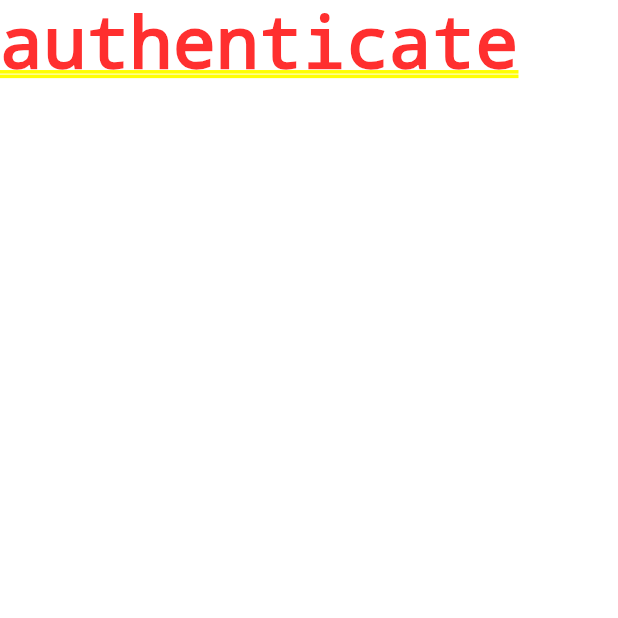
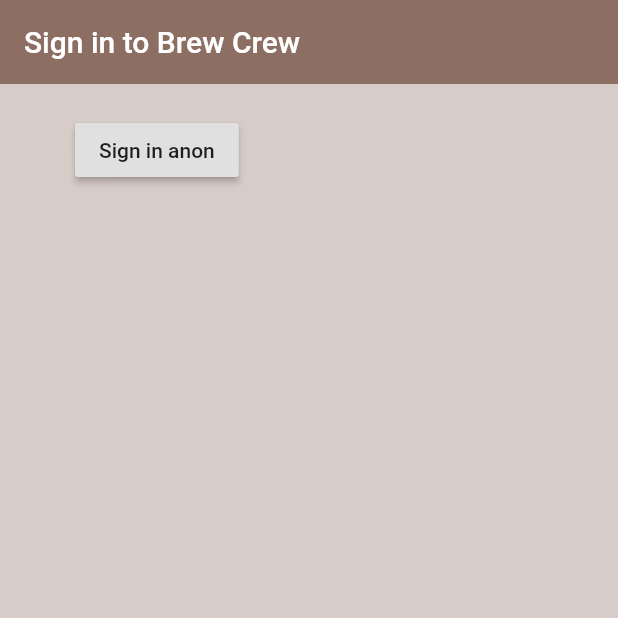
Before and after one commit to hardliver/flutter_brew_crew, a Flutter app: the screen it shows after launch, on a phone screen of 412 x 824 dp, the top half of it. Run offline on Flutter 3.47's test engine with Material 2 defaults, Android fonts, the phone set to English and light mode, and no system bars; our stand-ins replace firebase_auth, firebase_core; accounts and stored records are empty.

Commit message:
#5 - Anonymous Sign In

```diff
--- a/lib/main.dart
+++ b/lib/main.dart
@@ -1,7 +1,10 @@
+import 'package:firebase_core/firebase_core.dart';
 import 'package:flutter/material.dart';
 import 'package:flutter_brew_crew/screens/wrapper.dart';
 
-void main() {
+void main() async {
+  WidgetsFlutterBinding.ensureInitialized();
+  await Firebase.initializeApp();
   runApp(MyApp());
 }
 
--- a/lib/screens/authenticate/authenticate.dart
+++ b/lib/screens/authenticate/authenticate.dart
@@ -1,4 +1,5 @@
 import 'package:flutter/material.dart';
+import 'package:flutter_brew_crew/screens/authenticate/sign_in.dart';
 
 class Authenticate extends StatefulWidget {
   @override
@@ -9,7 +10,7 @@
   @override
   Widget build(BuildContext context) {
     return Container(
-      child: Text('authenticate'),
+      child: SignIn(),
     );
   }
 }
--- /dev/null
+++ b/lib/screens/authenticate/sign_in.dart
@@ -0,0 +1,38 @@
+import 'package:flutter/material.dart';
+import 'package:flutter_brew_crew/services/auth.dart';
+
+class SignIn extends StatefulWidget {
+  @override
+  _SignInState createState() => _SignInState();
+}
+
+class _SignInState extends State<SignIn> {
+  final AuthService _auth = AuthService();
+
+  @override
+  Widget build(BuildContext context) {
+    return Scaffold(
+      backgroundColor: Colors.brown[100],
+      appBar: AppBar(
+        backgroundColor: Colors.brown[400],
+        elevation: 0.0,
+        title: Text('Sign in to Brew Crew'),
+      ),
+      body: Container(
+        padding: EdgeInsets.symmetric(vertical: 20.0, horizontal: 50.0),
+        child: RaisedButton(
+          child: Text('Sign in anon'),
+          onPressed: () async {
+            dynamic result = await _auth.signInAnon();
+            if (result == null) {
+              print('error signing in');
+            } else {
+              print('signed in');
+              print(result);
+            }
+          },
+        ),
+      ),
+    );
+  }
+}
--- a/pubspec.yaml
+++ b/pubspec.yaml
@@ -28,6 +28,7 @@
   # The following adds the Cupertino Icons font to your application.
   # Use with the CupertinoIcons class for iOS style icons.
   cupertino_icons: ^1.0.2
+  firebase_core: ^0.7.0
   firebase_auth: ^0.20.0+1
   cloud_firestore: ^0.16.0
 
```
Also changed, not shown: pubspec.lock.
